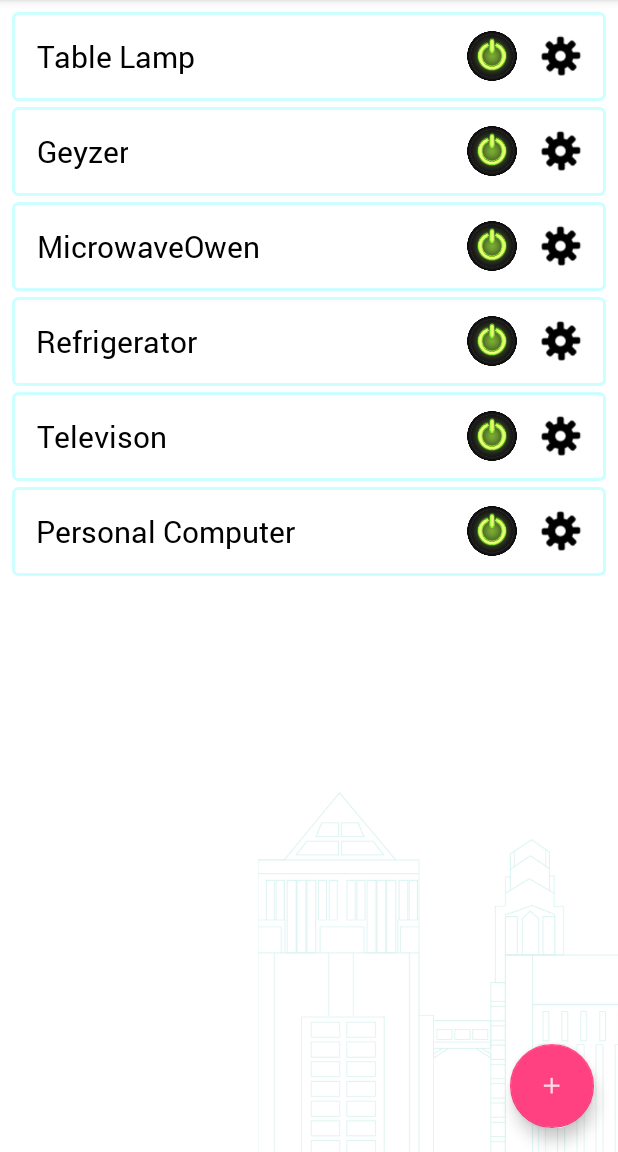
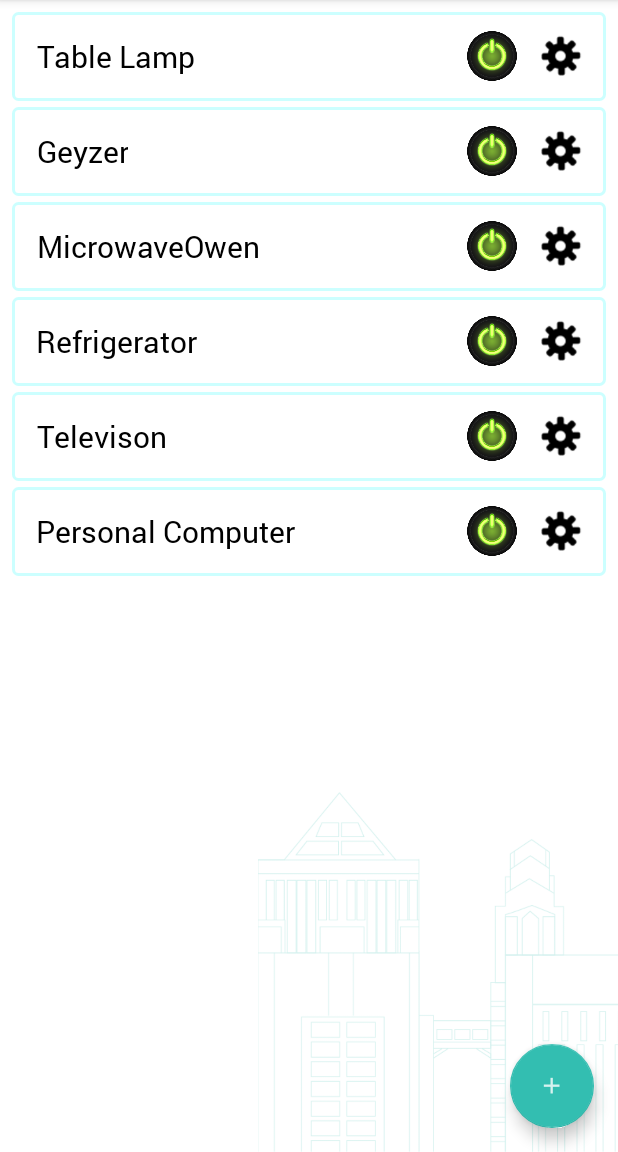
Before and after one commit to neoxcorp/main-activity-Idea, an Android app: the screen it shows after launch (MainActivity), on a phone screen of 412 x 824 dp, the part 84-1236 px from its top. Run offline under Robolectric (Android 15) with nearby library versions, the phone set to English and light mode, and no system bars.

Commit message:
changes - 0.0.8

```diff
--- a/app/src/main/res/layout/activity_main.xml
+++ b/app/src/main/res/layout/activity_main.xml
@@ -68,6 +68,7 @@
         android:layout_height="wrap_content"
         android:layout_gravity="bottom|end"
         android:layout_margin="@dimen/fab_margin"
+        app:backgroundTint="@color/title"
         android:background="@null"
         android:src="@drawable/ic_add" />
 
```
